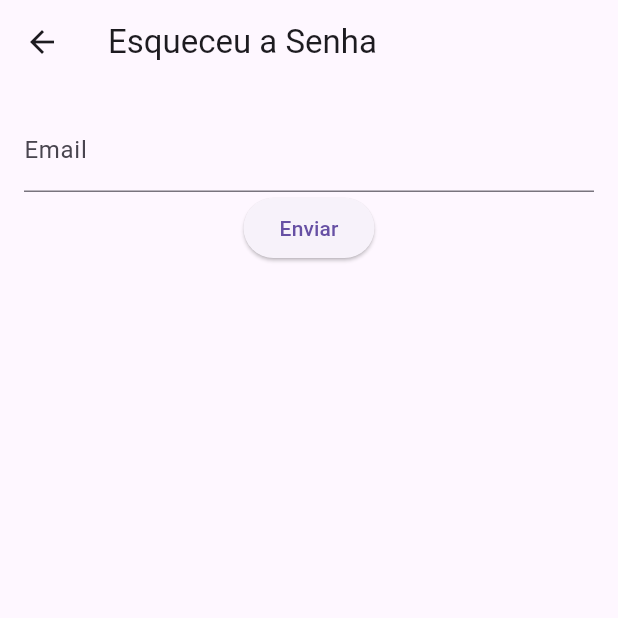
After one commit to MarcilioFreiitas/App-horadoconto-frontend-usuario, a Flutter app: the LogIn screen opened directly, after a tap on "Não tem acesso a conta?", on a phone screen of 412 x 824 dp, the top half of it. The commit adds this screen. Run offline on Flutter 3.47's test engine with Material 3 defaults, Android fonts, the phone set to English and light mode, and no system bars; our stand-ins replace flutter_secure_storage, uni_links; missing offline and left inert: jwt_decode; accounts and stored records are empty; network calls fail.

Commit message:
adicionada screem recuperação de senha

```diff
--- a/lib/service/auth_service_login.dart
+++ b/lib/service/auth_service_login.dart
@@ -10,7 +10,7 @@ import '../models/usuario.dart';
 
 void login(String email, String password, BuildContext context) async {
   final response = await http.post(
-    Uri.parse('http://10.0.0.107:8080/auth/login'),
+    Uri.parse('http://10.0.0.101:8080/auth/login'),
     headers: <String, String>{
       'Content-Type': 'application/json; charset=UTF-8',
     },
@@ -92,7 +92,7 @@ void showErrorMessage(BuildContext context, String message) {
 
 Future<List<Livro>> getLivros(String token) async {
   final response = await http.get(
-    Uri.parse('http://10.0.0.107:8080/livros/listar'),
+    Uri.parse('http://10.0.0.101:8080/livros/listar'),
     headers: <String, String>{
       'Content-Type': 'application/json; charset=UTF-8',
       'Authorization': 'Bearer ' + token,
--- a/lib/service/auth_service_sigunp.dart
+++ b/lib/service/auth_service_sigunp.dart
@@ -5,7 +5,7 @@ void signup(String name, String lastName, String email, String password,
     String cpf) async {
   try {
     final response = await http.post(
-      Uri.parse('http://10.0.0.107:8080/auth/register'),
+      Uri.parse('http://10.0.0.101:8080/auth/register'),
       headers: <String, String>{
         'Content-Type': 'application/json; charset=UTF-8',
       },
--- a/lib/views/editar_perfil.dart
+++ b/lib/views/editar_perfil.dart
@@ -48,7 +48,7 @@ class _EditarPerfilScreenState extends State<EditarPerfilScreen> {
 
       final response = await http.patch(
         Uri.parse(
-            'http://10.0.0.107:8080/usuarios/alterar/${widget.userInfo['id']}'),
+            'http://10.0.0.101:8080/usuarios/alterar/${widget.userInfo['id']}'),
         headers: <String, String>{
           'Content-Type': 'application/json; charset=UTF-8',
         },
--- /dev/null
+++ b/lib/views/esqueceu_senha.dart
@@ -0,0 +1,70 @@
+import 'package:flutter/material.dart';
+import 'package:http/http.dart' as http;
+
+class ForgotPasswordPage extends StatelessWidget {
+  final TextEditingController _emailController = TextEditingController();
+
+  @override
+  Widget build(BuildContext context) {
+    return Scaffold(
+      appBar: AppBar(title: Text("Esqueceu a Senha")),
+      body: Padding(
+        padding: const EdgeInsets.all(16.0),
+        child: Column(
+          children: [
+            TextField(
+              controller: _emailController,
+              decoration: InputDecoration(labelText: "Email"),
+            ),
+            ElevatedButton(
+              onPressed: () {
+                // Chamar API para solicitar redefinição de senha
+                _requestPasswordReset(context, _emailController.text);
+              },
+              child: Text("Enviar"),
+            ),
+          ],
+        ),
+      ),
+    );
+  }
+
+  void _requestPasswordReset(BuildContext context, String email) async {
+    // Mostrar o diálogo de carregamento
+    showDialog(
+      context: context,
+      barrierDismissible: false,
+      builder: (BuildContext context) {
+        return AlertDialog(
+          content: Row(
+            children: [
+              CircularProgressIndicator(),
+              SizedBox(width: 20),
+              Text("Enviando email..."),
+            ],
+          ),
+        );
+      },
+    );
+
+    final response = await http.post(
+      Uri.parse('http://10.0.0.101:8080/password/reset'),
+      headers: {'Content-Type': 'application/x-www-form-urlencoded'},
+      body: {'email': email},
+    );
+
+    // Fechar o diálogo de carregamento
+    Navigator.of(context).pop();
+
+    if (response.statusCode == 200) {
+      ScaffoldMessenger.of(context).showSnackBar(
+        SnackBar(content: Text('Email de redefinição de senha enviado!')),
+      );
+    } else {
+      ScaffoldMessenger.of(context).showSnackBar(
+        SnackBar(
+            content: Text('Erro ao enviar email de redefinição de senha.')),
+      );
+    }
+  }
+}
--- a/lib/views/gerenciar_emprestimo.dart
+++ b/lib/views/gerenciar_emprestimo.dart
@@ -28,7 +28,7 @@ class _EmprestimosComponentState extends State<EmprestimosComponent> {
       if (userId != null) {
         final response = await http.get(
           Uri.parse(
-              'http://10.0.0.107:8080/emprestimo/listarEmprestimosUsuario/$userId'),
+              'http://10.0.0.101:8080/emprestimo/listarEmprestimosUsuario/$userId'),
         );
         if (response.statusCode == 200) {
           final data = json.decode(response.body);
--- a/lib/views/login.dart
+++ b/lib/views/login.dart
@@ -1,5 +1,6 @@
 import 'package:flutter/material.dart';
 import 'package:hora_do_conto/service/auth_service_login.dart';
+import 'package:hora_do_conto/views/esqueceu_senha.dart';
 import 'package:hora_do_conto/views/singup.dart';
 import 'package:hora_do_conto/widgets/my_input_field.dart';
 import 'package:hora_do_conto/widgets/my_text_button.dart';
@@ -124,16 +125,27 @@ class _LogInState extends State<LogIn> {
                       mainAxisAlignment: MainAxisAlignment.center,
                       crossAxisAlignment: CrossAxisAlignment.center,
                       children: [
-                        Text(
-                          "Não tem acesso a conta ?          ",
-                          style: TextStyle(fontSize: 16),
+                        GestureDetector(
+                          child: Text(
+                            "Não tem acesso a conta?",
+                            style: TextStyle(fontSize: 16),
+                          ),
+                          onTap: () {
+                            Navigator.push(
+                              context,
+                              MaterialPageRoute(
+                                  builder: (context) => ForgotPasswordPage()),
+                            );
+                          },
                         ),
+                        SizedBox(width: 20), // Espaço entre as opções
                         GestureDetector(
                           child: Text(
                             "Cadastre-se",
                             style: TextStyle(
-                                fontSize: 16,
-                                color: const Color.fromARGB(255, 2, 10, 17)),
+                              fontSize: 16,
+                              color: const Color.fromARGB(255, 2, 10, 17),
+                            ),
                           ),
                           onTap: () {
                             Navigator.push(
--- a/lib/views/renovar_emprestimo.dart
+++ b/lib/views/renovar_emprestimo.dart
@@ -43,7 +43,7 @@ class _RenovarEmprestimoDialogState extends State<RenovarEmprestimoDialog> {
     try {
       final response = await http.put(
         Uri.parse(
-            'http://10.0.0.107:8080/emprestimo/renovarEmprestimo/${widget.emprestimoId}'),
+            'http://10.0.0.101:8080/emprestimo/renovarEmprestimo/${widget.emprestimoId}'),
         headers: {'Content-Type': 'application/json'},
         body: jsonEncode({'dataDevolucao': selectedDate.toIso8601String()}),
       );
--- a/lib/views/tela_inicial.dart
+++ b/lib/views/tela_inicial.dart
@@ -19,7 +19,7 @@ class TelaInicial extends StatefulWidget {
 
 class _TelaInicialState extends State<TelaInicial> {
   String servidor =
-      'http://10.0.0.107:8080'; // Adicione a URL base do seu servidor aqui
+      'http://10.0.0.101:8080'; // Adicione a URL base do seu servidor aqui
   List<Livro> livrosExibidos = [];
   ScrollController _scrollController = ScrollController();
   bool isFiltered = false;
--- a/pubspec.yaml
+++ b/pubspec.yaml
@@ -39,6 +39,7 @@ dependencies:
   scrollable_positioned_list: ^0.2.0-nullsafety.0
   shared_preferences: ^2.0.8
   jwt_decode: ^0.3.1
+  uni_links: ^0.5.1
 
 dev_dependencies:
   flutter_test:
```
Also changed, not shown: lib/main.dart (+58 -6 lines), lib/views/detalhes_emprestimo.dart (+18 -6 lines), lib/views/redefinir_senha.dart (added, +53 -0 lines), pubspec.lock, 2 other files.
